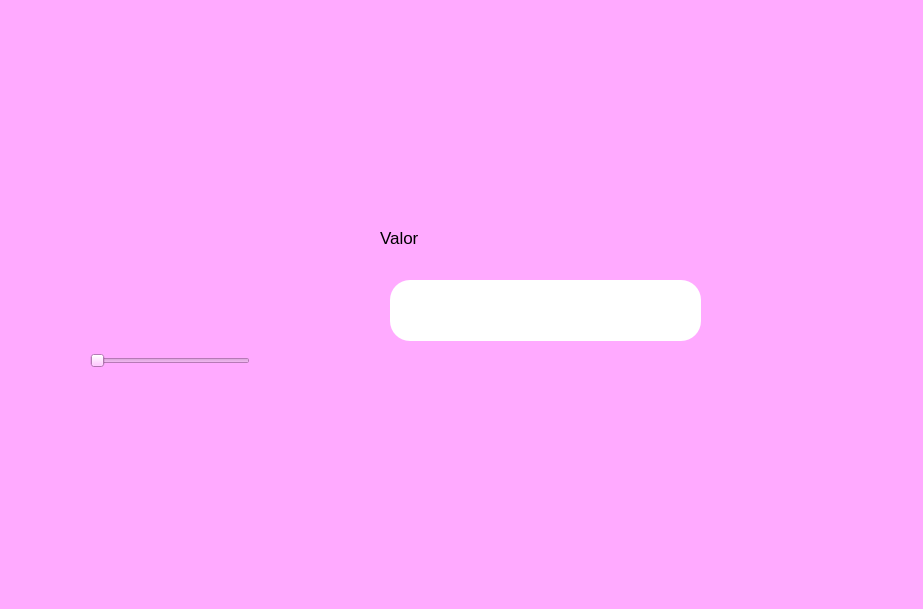
Qt form Unidad 2/P07_Componente_Horizontalslider_Ejemplo.ui (celineazs/PIP_2025_1_Eq3) before a commit.
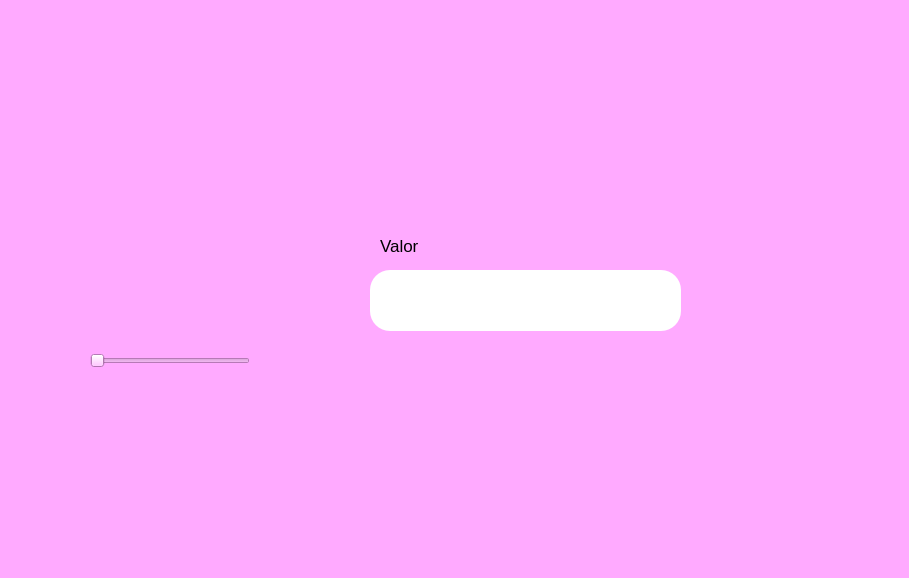
The same form after that commit. Icons and pictures are not drawn.

What changed in the file:
```diff
--- a/Unidad 2/P07_Componente_Horizontalslider_Ejemplo.ui
+++ b/Unidad 2/P07_Componente_Horizontalslider_Ejemplo.ui
@@ -6,8 +6,8 @@
    <rect>
     <x>0</x>
     <y>0</y>
-    <width>923</width>
-    <height>609</height>
+    <width>909</width>
+    <height>578</height>
    </rect>
   </property>
   <property name="windowTitle">
@@ -21,7 +21,7 @@
     <property name="geometry">
      <rect>
       <x>710</x>
-      <y>380</y>
+      <y>370</y>
       <width>191</width>
       <height>171</height>
      </rect>
@@ -42,10 +42,10 @@
    <widget class="QLabel" name="label_2">
     <property name="geometry">
      <rect>
-      <x>740</x>
-      <y>20</y>
+      <x>730</x>
+      <y>10</y>
       <width>161</width>
-      <height>181</height>
+      <height>161</height>
      </rect>
     </property>
     <property name="styleSheet">
@@ -66,8 +66,8 @@
      <rect>
       <x>20</x>
       <y>10</y>
-      <width>161</width>
-      <height>181</height>
+      <width>241</width>
+      <height>121</height>
      </rect>
     </property>
     <property name="styleSheet">
@@ -88,8 +88,8 @@
      <rect>
       <x>380</x>
       <y>230</y>
-      <width>55</width>
-      <height>16</height>
+      <width>61</width>
+      <height>31</height>
      </rect>
     </property>
     <property name="font">
@@ -104,8 +104,8 @@
    <widget class="QLineEdit" name="txt_valor">
     <property name="geometry">
      <rect>
-      <x>390</x>
-      <y>280</y>
+      <x>370</x>
+      <y>270</y>
       <width>311</width>
       <height>61</height>
      </rect>
```
Left out of the diff: 8 changed lines with no effect on the pictures.
